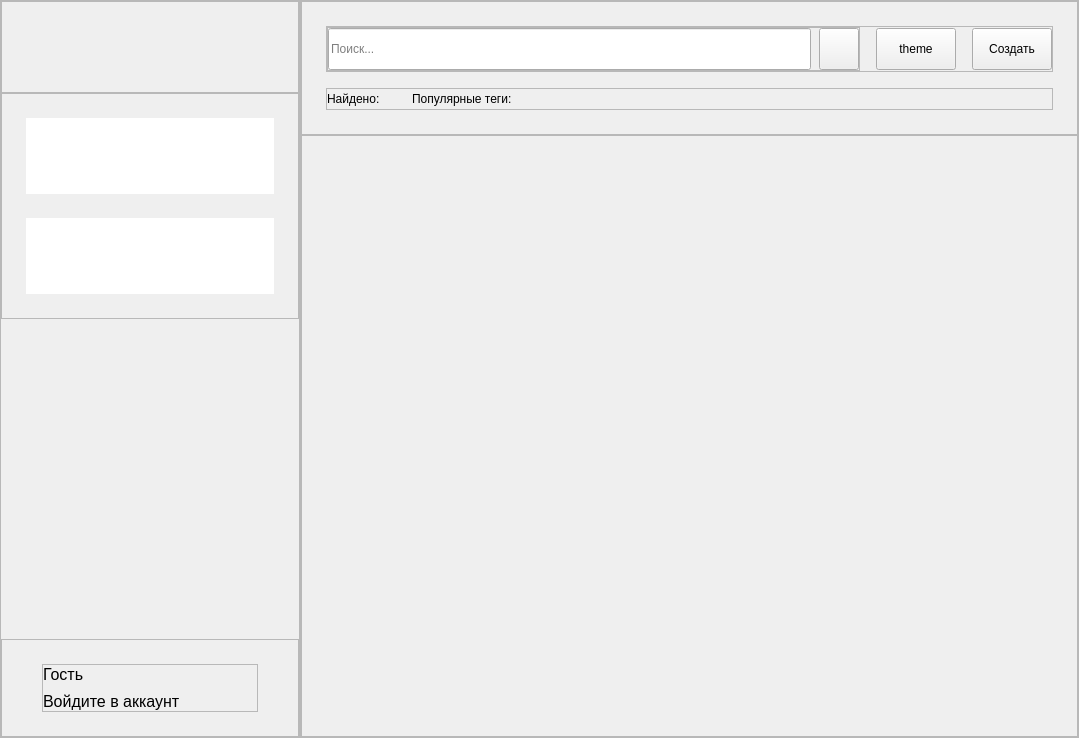
Above: ui/ui/main.ui from pntech-dev/Documents-Exp-Desktop before the change. Below: the same form after it.
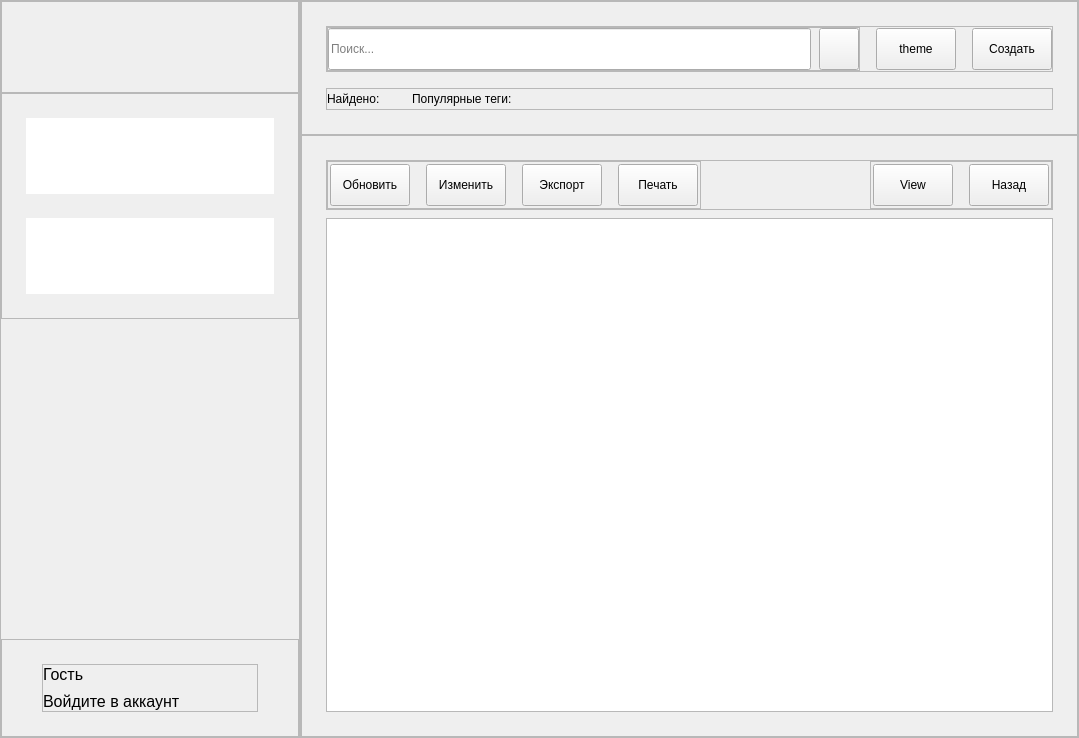
That is the form after the change. Custom widgets are drawn as their Qt base class.

Commit message: feat(ui): add toolbar with icons and basic button wiring

The edit to the form file:
```diff
--- a/ui/ui/main.ui
+++ b/ui/ui/main.ui
@@ -580,18 +580,198 @@
           <enum>QFrame::Raised</enum>
          </property>
          <layout class="QVBoxLayout" name="verticalLayout_6">
+          <property name="spacing">
+           <number>8</number>
+          </property>
+          <property name="leftMargin">
+           <number>24</number>
+          </property>
+          <property name="topMargin">
+           <number>24</number>
+          </property>
+          <property name="rightMargin">
+           <number>24</number>
+          </property>
+          <property name="bottomMargin">
+           <number>24</number>
+          </property>
           <item>
-           <spacer name="verticalSpacer_2">
-            <property name="orientation">
-             <enum>Qt::Vertical</enum>
+           <widget class="QFrame" name="toolbar_frame">
+            <property name="frameShape">
+             <enum>QFrame::StyledPanel</enum>
             </property>
-            <property name="sizeHint" stdset="0">
-             <size>
-              <width>20</width>
-              <height>579</height>
-             </size>
+            <property name="frameShadow">
+             <enum>QFrame::Raised</enum>
             </property>
-           </spacer>
+            <layout class="QHBoxLayout" name="horizontalLayout_7">
+             <property name="spacing">
+              <number>0</number>
+             </property>
+             <property name="leftMargin">
+              <number>0</number>
+             </property>
+             <property name="topMargin">
+              <number>0</number>
+             </property>
+             <property name="rightMargin">
+              <number>0</number>
+             </property>
+             <property name="bottomMargin">
+              <number>0</number>
+             </property>
+             <item>
+              <widget class="QFrame" name="data_toolbar_frame">
+               <property name="frameShape">
+                <enum>QFrame::StyledPanel</enum>
+               </property>
+               <property name="frameShadow">
+                <enum>QFrame::Raised</enum>
+               </property>
+               <layout class="QHBoxLayout" name="horizontalLayout_9">
+                <property name="spacing">
+                 <number>16</number>
+                </property>
+                <property name="leftMargin">
+                 <number>2</number>
+                </property>
+                <property name="topMargin">
+                 <number>2</number>
+                </property>
+                <property name="rightMargin">
+                 <number>2</number>
+                </property>
+                <property name="bottomMargin">
+                 <number>2</number>
+                </property>
+                <item>
+                 <widget class="TertiaryButton" name="update_pushButton">
+                  <property name="minimumSize">
+                   <size>
+                    <width>0</width>
+                    <height>42</height>
+                   </size>
+                  </property>
+                  <property name="text">
+                   <string>Обновить</string>
+                  </property>
+                 </widget>
+                </item>
+                <item>
+                 <widget class="TertiaryButton" name="edit_pushButton">
+                  <property name="minimumSize">
+                   <size>
+                    <width>0</width>
+                    <height>42</height>
+                   </size>
+                  </property>
+                  <property name="text">
+                   <string>Изменить</string>
+                  </property>
+                 </widget>
+                </item>
+                <item>
+                 <widget class="TertiaryButton" name="export_pushButton">
+                  <property name="minimumSize">
+                   <size>
+                    <width>0</width>
+                    <height>42</height>
+                   </size>
+                  </property>
+                  <property name="text">
+                   <string>Экспорт</string>
+                  </property>
+                 </widget>
+                </item>
+                <item>
+                 <widget class="TertiaryButton" name="print_pushButton">
+                  <property name="minimumSize">
+                   <size>
+                    <width>0</width>
+                    <height>42</height>
+                   </size>
+                  </property>
+                  <property name="text">
+                   <string>Печать</string>
+                  </property>
+                 </widget>
+                </item>
+               </layout>
+              </widget>
+             </item>
+             <item>
+              <spacer name="horizontalSpacer_2">
+               <property name="orientation">
+                <enum>Qt::Horizontal</enum>
+               </property>
+               <property name="sizeType">
+                <enum>QSizePolicy::MinimumExpanding</enum>
+               </property>
+               <property name="sizeHint" stdset="0">
+                <size>
+                 <width>32</width>
+                 <height>20</height>
+                </size>
+               </property>
+              </spacer>
+             </item>
+             <item>
+              <widget class="QFrame" name="table_toolbar_frame">
+               <property name="frameShape">
+                <enum>QFrame::StyledPanel</enum>
+               </property>
+               <property name="frameShadow">
+                <enum>QFrame::Raised</enum>
+               </property>
+               <layout class="QHBoxLayout" name="horizontalLayout_8">
+                <property name="spacing">
+                 <number>16</number>
+                </property>
+                <property name="leftMargin">
+                 <number>2</number>
+                </property>
+                <property name="topMargin">
+                 <number>2</number>
+                </property>
+                <property name="rightMargin">
+                 <number>2</number>
+                </property>
+                <property name="bottomMargin">
+                 <number>2</number>
+                </property>
+                <item>
+                 <widget class="TertiaryButton" name="change_view_pushButton">
+                  <property name="minimumSize">
+                   <size>
+                    <width>0</width>
+                    <height>42</height>
+                   </size>
+                  </property>
+                  <property name="text">
+                   <string>View</string>
+                  </property>
+                 </widget>
+                </item>
+                <item>
+                 <widget class="TertiaryButton" name="back_pushButton">
+                  <property name="minimumSize">
+                   <size>
+                    <width>0</width>
+                    <height>42</height>
+                   </size>
+                  </property>
+                  <property name="text">
+                   <string>Назад</string>
+                  </property>
+                 </widget>
+                </item>
+               </layout>
+              </widget>
+             </item>
+            </layout>
+           </widget>
+          </item>
+          <item>
+           <widget class="QTableView" name="tableView"/>
           </item>
          </layout>
         </widget>
```
The commit also changes 66 other files.
